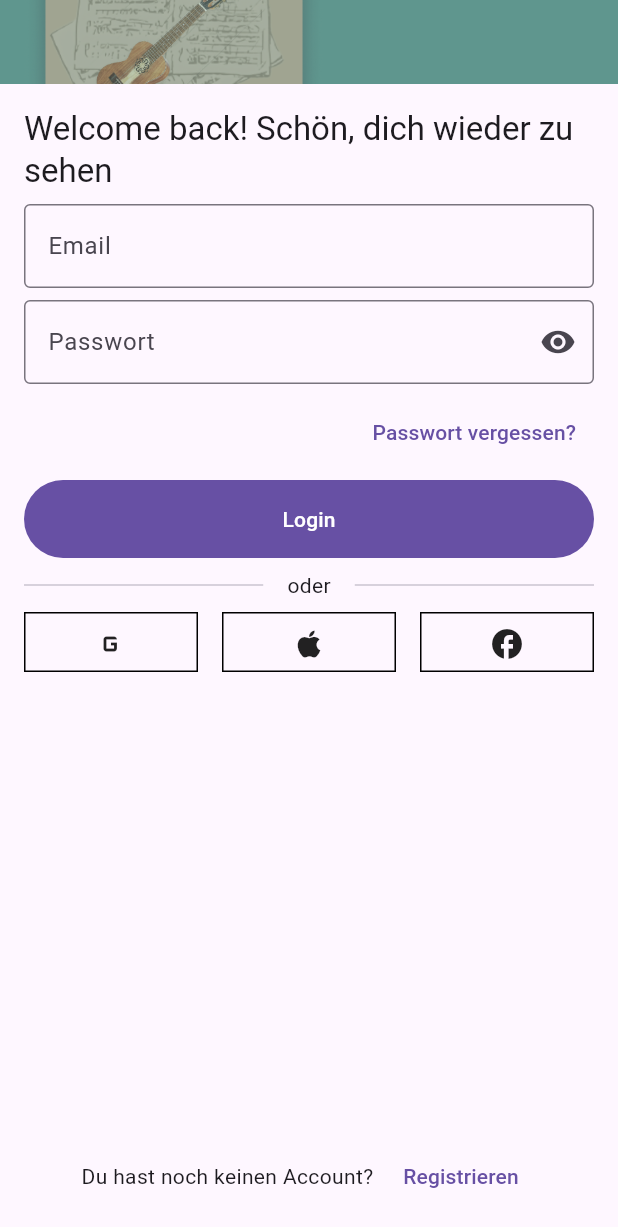
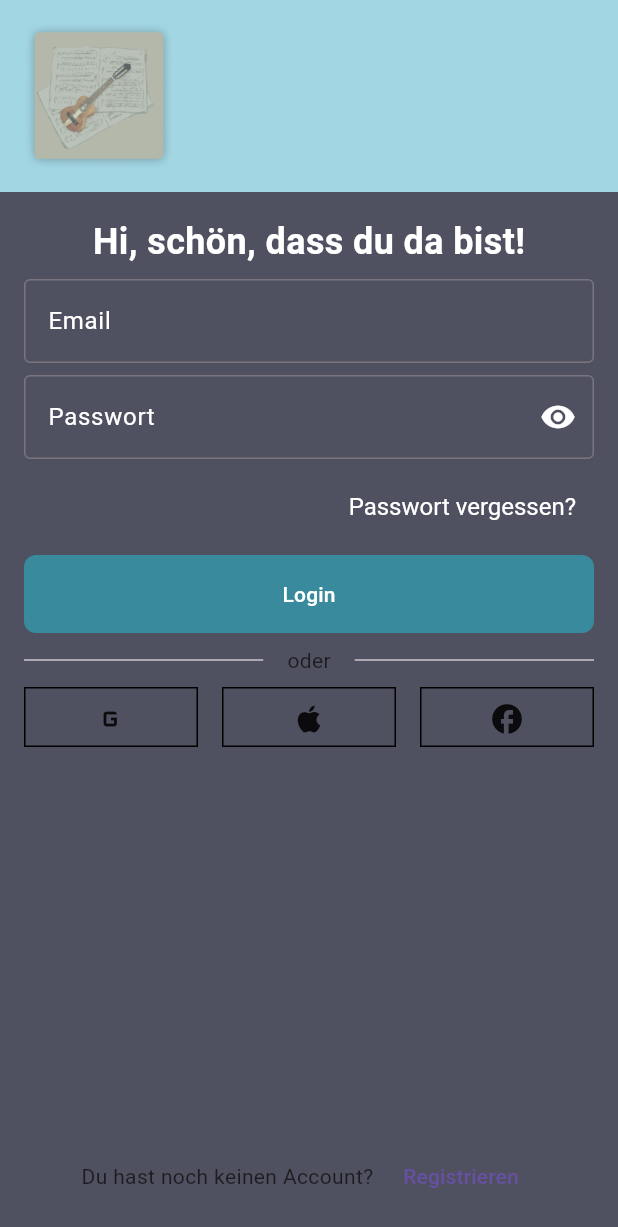
Before and after one commit to Miguele73/easy_guitalele_app, a Flutter app: the LogInScreen screen opened directly, on a phone screen of 412 x 824 dp. Shown: the top 1227 px of the screen. Run offline on Flutter 3.47's test engine with Material 3 defaults, Android fonts, the phone set to English and light mode, and no system bars.

Commit message:
Add AppColors class for centralized color management; update LogInScreen styles and layout

```diff
--- a/lib/log_in_screen.dart
+++ b/lib/log_in_screen.dart
@@ -1,4 +1,5 @@
 import 'package:easy_guitalele_app/social_login_button.dart';
+import 'package:easy_guitalele_app/src/theme/app_colors.dart';
 import 'package:flutter/material.dart';
 
 class LogInScreen extends StatefulWidget {
@@ -14,9 +15,11 @@ class _LogInScreenState extends State<LogInScreen> {
   @override
   Widget build(BuildContext context) {
     return Scaffold(
+      backgroundColor: const Color(0xFF505160),
       appBar: AppBar(
-        backgroundColor: const Color(0xFF5F968E),
-        title: Image.asset('assets/logo/logo.png', height: 200, width: 200),
+        toolbarHeight: 128,
+        backgroundColor: AppColors.appBar,
+        title: Image.asset('assets/logo/logo.png', height: 100, width: 100),
       ),
       body: SafeArea(
         child: Padding(
@@ -25,19 +28,29 @@ class _LogInScreenState extends State<LogInScreen> {
             spacing: 8,
             children: [
               Text(
-                "Welcome back! Schön, dich wieder zu sehen",
-                style: Theme.of(context).textTheme.titleLarge,
+                "Hi, schön, dass du da bist!",
+                style: TextStyle(
+                  fontSize: 24,
+                  fontWeight: FontWeight.bold,
+                  color: Colors.white,
+                ),
               ),
               TextFormField(
                 decoration: InputDecoration(
                   labelText: "Email",
                   hintText: "Email eingeben",
                   border: OutlineInputBorder(),
+                  labelStyle: TextStyle(
+                    fontSize: 16,
+                    fontWeight: FontWeight.normal,
+                    color: Colors.white,
+                  ),
                 ),
               ),
               TextFormField(
                 decoration: InputDecoration(
                   suffixIcon: IconButton(
+                    color: Colors.white,
                     onPressed: () {
                       setState(() {
                         _isObscured = !_isObscured;
@@ -50,6 +63,11 @@ class _LogInScreenState extends State<LogInScreen> {
                   labelText: "Passwort",
                   hintText: "Passwort eingeben",
                   border: OutlineInputBorder(),
+                  labelStyle: TextStyle(
+                    fontSize: 16,
+                    fontWeight: FontWeight.normal,
+                    color: Colors.white,
+                  ),
                 ),
                 obscureText: _isObscured,
               ),
@@ -57,12 +75,25 @@ class _LogInScreenState extends State<LogInScreen> {
                 alignment: Alignment.centerRight,
                 child: TextButton(
                   onPressed: () {},
+                  style: TextButton.styleFrom(
+                    foregroundColor: Colors.white,
+                    textStyle: TextStyle(
+                      fontSize: 16,
+                      fontWeight: FontWeight.normal,
+                    ),
+                  ),
                   child: Text("Passwort vergessen?"),
                 ),
               ),
               SizedBox(
                 width: double.infinity,
                 child: FilledButton(
+                  style: FilledButton.styleFrom(
+                    backgroundColor: AppColors.button,
+                    shape: RoundedRectangleBorder(
+                      borderRadius: BorderRadius.circular(8),
+                    ),
+                  ),
                   onPressed: () {},
                   child: Padding(
                     padding: const EdgeInsets.all(16.0),
--- /dev/null
+++ b/lib/src/theme/app_colors.dart
@@ -0,0 +1,11 @@
+import 'package:flutter/material.dart';
+
+abstract class AppColors {
+  static final Color button = Color(0xFF398A9C);
+  static final Color songs = Color(0xFFDE7A22);
+  static final Color scales = Color(0xFFBCBABE);
+  static final Color chords = Color(0xFFD5C9B1);
+  static final Color chordList = Color(0xFFBFDCCF);
+  static final Color favorites = Color(0xFFE05858);
+  static final Color appBar = Color(0xFFA1D6E2);
+}
```
